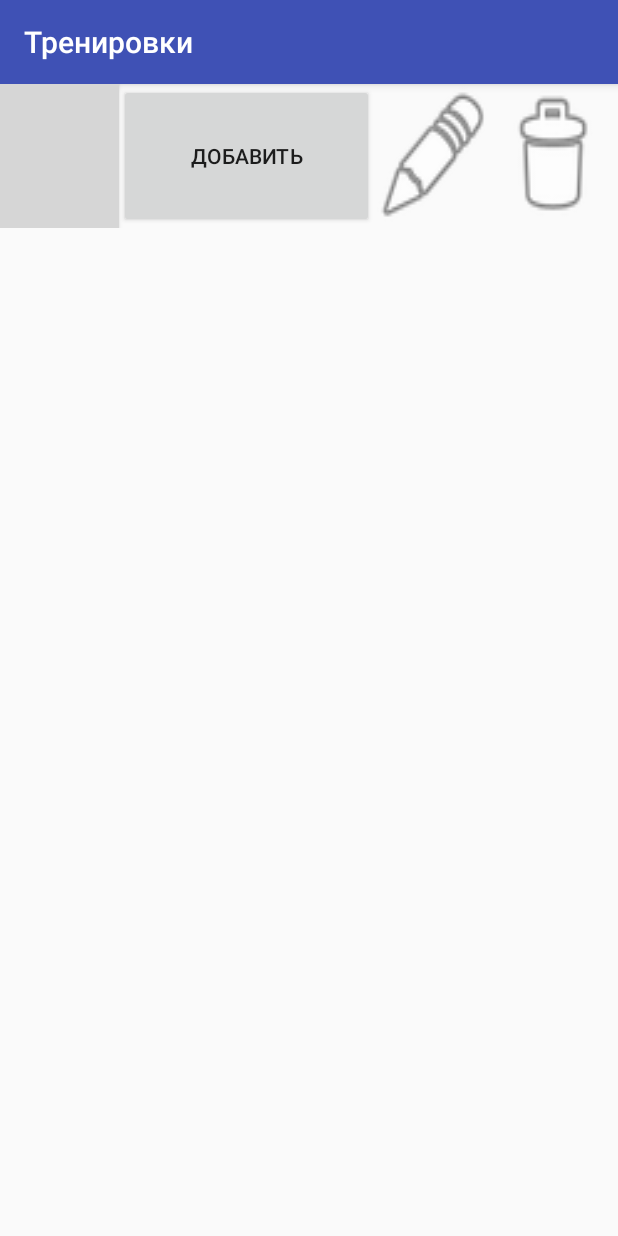
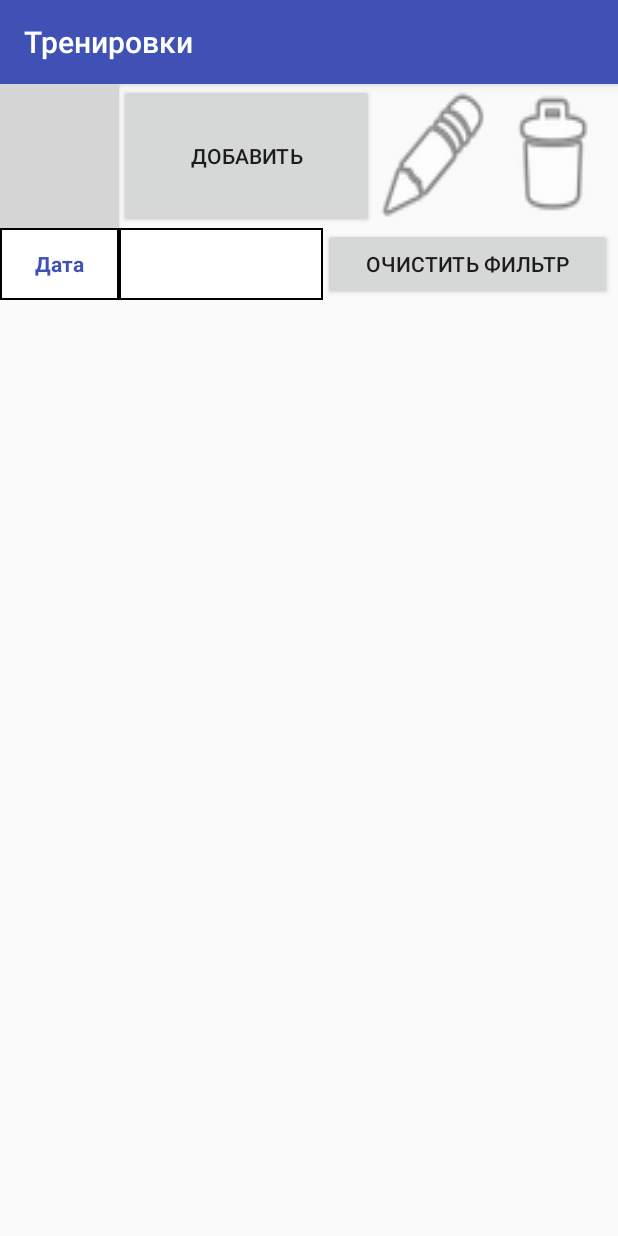
Before and after one commit to ivshapovalov/sandowgym, an Android app: the TrainingsListActivity screen opened directly, with no data from a screen before it, on a phone screen of 412 x 824 dp. Run offline under Robolectric (Android 15) with nearby library versions, the phone set to English and light mode, and no system bars; grey boxes are pictures that could not be loaded.

Commit message:
Поиск по датам

```diff
--- a/app/src/main/java/ru/brainworkout/sandow_gym/CalendarViewActivity.java
+++ b/app/src/main/java/ru/brainworkout/sandow_gym/CalendarViewActivity.java
@@ -72,6 +72,12 @@ public class CalendarViewActivity extends AppCompatActivity {
         }
 
 
+        if (mNewDate==null || mNewDate.equals("")) {
+            mNewDate=Common.ConvertDateToString(Common.ConvertStringToDate(new StringBuilder().append(calendar.getTime().getYear()+1900)
+                    .append("-").append(calendar.getTime().getMonth() + 1).append("-").append(calendar.getTime().getDate())
+                    .append("").toString()));
+
+        }
         CalendarView calendarView = (CalendarView) findViewById(R.id.calendarView);
         calendarView.setDate(calendar.getTimeInMillis(), true, false);
         calendarView.setOnDateChangeListener(new CalendarView.OnDateChangeListener() {
--- a/app/src/main/java/ru/brainworkout/sandow_gym/TrainingsListActivity.java
+++ b/app/src/main/java/ru/brainworkout/sandow_gym/TrainingsListActivity.java
@@ -1,6 +1,7 @@
 package ru.brainworkout.sandow_gym;
 
 import android.content.Intent;
+import android.graphics.Color;
 import android.os.Bundle;
 import android.support.v7.app.ActionBar;
 import android.support.v7.app.AppCompatActivity;
@@ -32,6 +33,8 @@ public class TrainingsListActivity extends AppCompatActivity {
     private int mWidth = 0;
     private int mTextSize = 0;
 
+    private String mCurrentDate="";
+
     @Override
     protected void onCreate(Bundle savedInstanceState) {
 
@@ -39,6 +42,22 @@ public class TrainingsListActivity extends AppCompatActivity {
         setContentView(R.layout.activity_trainings_list);
 
         db = new DatabaseManager(this);
+
+        Intent intent = getIntent();
+
+        mCurrentDate = intent.getStringExtra("CurrentDate");
+        if (mCurrentDate==null) {mCurrentDate="";}
+
+        int mDayID = getResources().getIdentifier("tvDay", "id", getPackageName());
+        TextView etDay = (TextView) findViewById(mDayID);
+        if (etDay != null) {
+            if (mCurrentDate == null || mCurrentDate.equals("")) {
+                etDay.setText("");
+            } else {
+                etDay.setText(mCurrentDate);
+            }
+        }
+
 
         showTrainings();
 
@@ -54,9 +73,19 @@ public class TrainingsListActivity extends AppCompatActivity {
         Intent intent = getIntent();
         int id = intent.getIntExtra("id", 0);
 
-        if (id != 0) {
+        if (id == 0) {
+            if (!( mCurrentDate == null || mCurrentDate.equals(""))) {
+                List <Training> trainings = db.getTrainingsByDates(mCurrentDate, mCurrentDate);
+                if (trainings.size()==1) {
+                     id=trainings.get(0).getID();
+                }
+            }
+
+        }
+        if (id!=0) {
             TableRow mRow = (TableRow) findViewById(mNumOfView + id);
             if (mRow != null) {
+
                 int mScrID = getResources().getIdentifier("svTableTrainings", "id", getPackageName());
                 ScrollView mScrollView = (ScrollView) findViewById(mScrID);
                 if (mScrollView != null) {
@@ -79,7 +108,12 @@ public class TrainingsListActivity extends AppCompatActivity {
     private void showTrainings() {
 
         Log.d("Reading: ", "Reading all trainings..");
-        List<Training> trainings = db.getAllTrainings();
+        List<Training> trainings;
+        //if (mCurrentDate == null || mCurrentDate.equals("")) {
+            trainings = db.getAllTrainings();
+//        } else {
+//            trainings = db.getTrainingsByDates(mCurrentDate, mCurrentDate);
+//        }
 
         ScrollView sv = (ScrollView) findViewById(R.id.svTableTrainings);
         //TableLayout layout = (TableLayout) findViewById(R.id.tableExercises);
@@ -110,6 +144,8 @@ public class TrainingsListActivity extends AppCompatActivity {
 
         for (int numEx = 0; numEx < trainings.size(); numEx++) {
             TableRow mRow = new TableRow(this);
+            String data = "";
+            data =trainings.get(numEx).getDayString();
 //            TableLayout.LayoutParams params=new TableLayout.LayoutParams(ViewGroup.LayoutParams.MATCH_PARENT, ViewGroup.LayoutParams.MATCH_PARENT);
 //            params.setMargins(0,20,0,20);
 //            mRow.setGravity(Gravity.CENTER_VERTICAL);
@@ -132,6 +168,11 @@ public class TrainingsListActivity extends AppCompatActivity {
             txt.setGravity(Gravity.CENTER);
             txt.setHeight(mHeight);
             txt.setTextSize(mTextSize);
+            if (mCurrentDate!=null && mCurrentDate.equals(data)) {
+                txt.setTextColor(Color.RED);
+            } else {
+                txt.setTextColor(Color.BLUE);
+            }
 
             //params.span = 3;
             //txt.setLayoutParams(params);
@@ -140,15 +181,16 @@ public class TrainingsListActivity extends AppCompatActivity {
 
             txt = new TextView(this);
             //txt.setId(20000 + numEx);
-            String data = "";
-
-            data = Common.ConvertDateToString(trainings.get(numEx).getDay());
-
-            txt.setText(data);
+          txt.setText(data);
             txt.setGravity(Gravity.CENTER);
             txt.setHeight(mHeight);
             txt.setTextSize(mTextSize);
             txt.setBackgroundResource(R.drawable.textview_border);
+            if (mCurrentDate!=null && mCurrentDate.equals(data)) {
+                txt.setTextColor(Color.RED);
+            } else {
+                txt.setTextColor(Color.BLUE);
+            }
             mRow.addView(txt);
 
             mRow.setBackgroundResource(R.drawable.textview_border);
@@ -208,4 +250,29 @@ public class TrainingsListActivity extends AppCompatActivity {
         showTrainings();
 
     }
+
+
+    public void tvDay_onClick(View view) {
+
+        Intent intent = new Intent(TrainingsListActivity.this, CalendarViewActivity.class);
+        intent.putExtra("CurrentDate", mCurrentDate);
+        intent.putExtra("CurrentActivity", "TrainingsListActivity");
+
+
+        startActivity(intent);
+    }
+
+    public void btTrainingsFilterDelete_onClick(View view) {
+
+        int mDayID = getResources().getIdentifier("tvDay", "id", getPackageName());
+        TextView etDay = (TextView) findViewById(mDayID);
+        if (etDay != null) {
+
+            etDay.setText("");
+            mCurrentDate = "";
+            showTrainings();
+
+        }
+
+    }
 }
--- a/app/src/main/res/layout/activity_trainings_list.xml
+++ b/app/src/main/res/layout/activity_trainings_list.xml
@@ -60,6 +60,46 @@
 
         </TableRow>
 
+        <TableRow
+            android:layout_width="wrap_content"
+            android:layout_height="wrap_content">
+
+            <TextView
+                android:layout_width="match_parent"
+                android:layout_height="match_parent"
+                android:id="@+id/textView8"
+                android:layout_span="7"
+                android:onClick="tvDay_onClick"
+                android:background="@drawable/textview_border"
+                android:gravity="center"
+                android:typeface="normal"
+                android:textStyle="bold"
+                android:textColor="@color/colorPrimary"
+                android:text="Дата" />
+
+            <TextView
+                style="@android:style/TextAppearance.Small"
+                android:layout_width="match_parent"
+                android:layout_height="match_parent"
+                android:id="@+id/tvDay"
+                android:layout_span="12"
+                android:background="@drawable/textview_border"
+                android:typeface="normal"
+                android:textStyle="bold"
+                android:gravity="center"
+                android:onClick="tvDay_onClick" />
+
+            <Button
+                android:layout_width="match_parent"
+                android:layout_height="match_parent"
+                android:text="Очистить фильтр"
+                android:id="@+id/button"
+                android:layout_span="17"
+                android:gravity="center"
+                android:layout_gravity="center_vertical"
+                android:onClick="btTrainingsFilterDelete_onClick" />
+        </TableRow>
+
         <ScrollView
             android:layout_width="match_parent"
             android:layout_height="match_parent"
```
